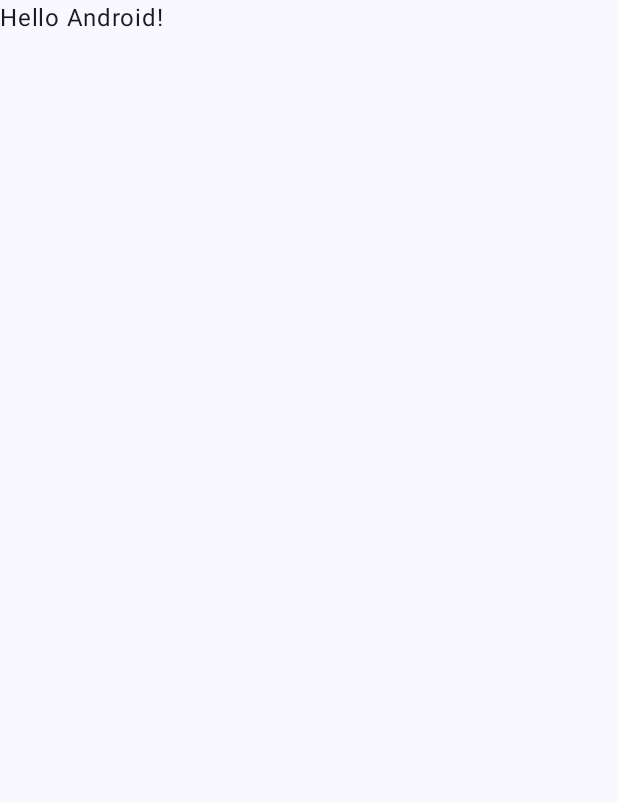
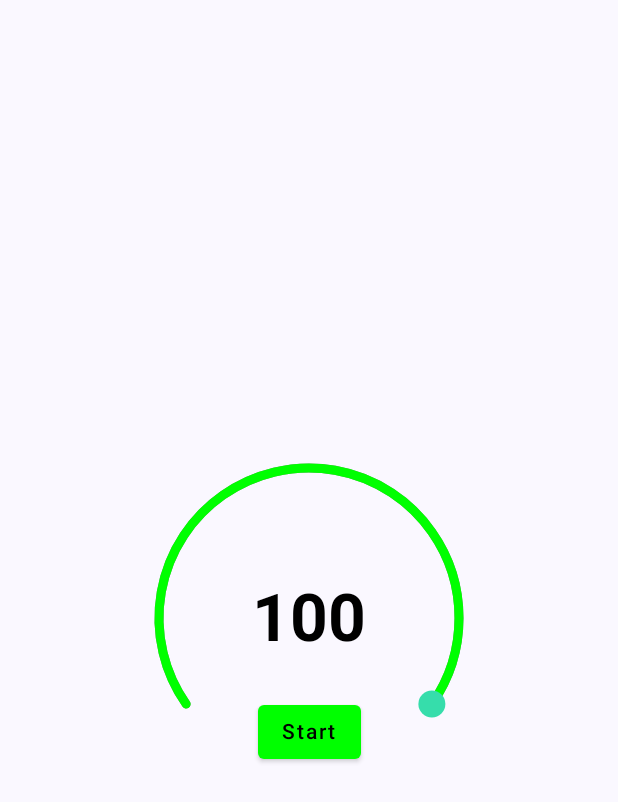
Before and after one commit to KaushalVasava/JetPackCompose_Basic, an Android app built with Jetpack Compose: the screen it shows after launch (MainActivity), on a phone screen of 412 x 824 dp. Before the commit the part shown is almost empty. Shown: the top 802 px of the screen. Run offline under Robolectric (Android 15) with nearby library versions, the phone set to English and light mode, and no system bars.

Commit message:
Add timer

```diff
--- a/app/build.gradle
+++ b/app/build.gradle
@@ -54,6 +54,7 @@
     implementation "androidx.compose.ui:ui:$compose_version"
     implementation "androidx.compose.ui:ui-tooling-preview:$compose_version"
     implementation 'androidx.compose.material3:material3:1.2.0-alpha03'
+    implementation 'androidx.compose.material:material:1.4.3'
     testImplementation 'junit:junit:4.13.2'
     androidTestImplementation 'androidx.test.ext:junit:1.1.5'
     androidTestImplementation 'androidx.test.espresso:espresso-core:3.5.1'
--- a/app/src/main/java/com/lahsuak/apps/jetpackcomposebasic/MainActivity.kt
+++ b/app/src/main/java/com/lahsuak/apps/jetpackcomposebasic/MainActivity.kt
@@ -3,14 +3,21 @@
 import android.os.Bundle
 import androidx.activity.ComponentActivity
 import androidx.activity.compose.setContent
+import androidx.compose.foundation.layout.Box
 import androidx.compose.foundation.layout.fillMaxSize
+import androidx.compose.foundation.layout.size
 import androidx.compose.material3.MaterialTheme
 import androidx.compose.material3.Surface
 import androidx.compose.material3.Text
 import androidx.compose.runtime.Composable
+import androidx.compose.ui.Alignment
 import androidx.compose.ui.Modifier
+import androidx.compose.ui.graphics.Color
 import androidx.compose.ui.tooling.preview.Preview
+import androidx.compose.ui.unit.dp
+import com.lahsuak.apps.jetpackcomposebasic.ui.screen.Timer
 import com.lahsuak.apps.jetpackcomposebasic.ui.theme.JetPackComposeBasicTheme
+import com.lahsuak.apps.jetpackcomposebasic.ui.theme.LightGreen2
 
 class MainActivity : ComponentActivity() {
     override fun onCreate(savedInstanceState: Bundle?) {
@@ -22,29 +29,34 @@
                     modifier = Modifier.fillMaxSize(),
                     color = MaterialTheme.colorScheme.background
                 ) {
-                    Greeting("Android")
+                    Box(contentAlignment = Alignment.Center) {
+                        Timer(
+                            100 * 1000L,
+                            LightGreen2,
+                            Color.Green,
+                            Color.Gray,
+                            modifier = Modifier.size(200.dp)
+                        )
+                    }
                 }
             }
         }
     }
 }
-/***
-Composable functions :
-A composable function is a regular function annotated with @Composable.
-This enables your function to call other @Composable functions within it.
-You can see how the Greeting function is marked as @Composable.
-This function will produce a piece of UI hierarchy displaying the given input,
-String. Text is a composable function provided by the library.
-***/
-@Composable
-fun Greeting(name: String) {
-    Text(text = "Hello $name!")
-}
+
 
 @Preview(showBackground = true)
 @Composable
 fun DefaultPreview() {
     JetPackComposeBasicTheme {
-        Greeting("Android")
+        Box(contentAlignment = Alignment.Center) {
+            Timer(
+                100 * 1000L,
+                LightGreen2,
+                Color.Green,
+                Color.Gray,
+                modifier = Modifier.size(200.dp)
+            )
+        }
     }
 }
--- /dev/null
+++ b/app/src/main/java/com/lahsuak/apps/jetpackcomposebasic/ui/screen/Timer.kt
@@ -0,0 +1,143 @@
+package com.lahsuak.apps.jetpackcomposebasic.ui.screen
+
+import androidx.compose.foundation.Canvas
+import androidx.compose.foundation.layout.Box
+import androidx.compose.material.Button
+import androidx.compose.material.ButtonDefaults
+import androidx.compose.material.Text
+import androidx.compose.runtime.Composable
+import androidx.compose.runtime.LaunchedEffect
+import androidx.compose.runtime.getValue
+import androidx.compose.runtime.mutableFloatStateOf
+import androidx.compose.runtime.mutableLongStateOf
+import androidx.compose.runtime.mutableStateOf
+import androidx.compose.runtime.remember
+import androidx.compose.runtime.saveable.rememberSaveable
+import androidx.compose.runtime.setValue
+import androidx.compose.ui.Alignment
+import androidx.compose.ui.Modifier
+import androidx.compose.ui.geometry.Offset
+import androidx.compose.ui.geometry.Size
+import androidx.compose.ui.graphics.Color
+import androidx.compose.ui.graphics.PointMode
+import androidx.compose.ui.graphics.StrokeCap
+import androidx.compose.ui.graphics.drawscope.Stroke
+import androidx.compose.ui.layout.onSizeChanged
+import androidx.compose.ui.text.font.FontWeight
+import androidx.compose.ui.unit.Dp
+import androidx.compose.ui.unit.IntSize
+import androidx.compose.ui.unit.dp
+import androidx.compose.ui.unit.sp
+import kotlinx.coroutines.delay
+import kotlin.math.PI
+import kotlin.math.cos
+import kotlin.math.sin
+
+@Composable
+fun Timer(
+    totalTime: Long,
+    handleColor: Color,
+    activeBarColor: Color,
+    inactiveBarColor: Color,
+    modifier: Modifier,
+    initialValue: Float = 1f,
+    strokeWidth: Dp = 6.dp,
+) {
+    var size by remember {
+        mutableStateOf(IntSize.Zero)
+    }
+
+    var value by remember {
+        mutableFloatStateOf(initialValue)
+    }
+
+    var currentTime by rememberSaveable {
+        mutableLongStateOf(totalTime)
+    }
+
+    var isTimerRunning by rememberSaveable {
+        mutableStateOf(false)
+    }
+
+    LaunchedEffect(key1 = currentTime, key2 = isTimerRunning) {
+        if (currentTime > 0 && isTimerRunning) {
+            delay(100L)
+            currentTime -= 100L
+            value = currentTime / totalTime.toFloat()
+        }
+    }
+
+    Box(contentAlignment = Alignment.Center,
+        modifier = modifier.onSizeChanged {
+            size = it
+        }
+    ) {
+        Canvas(modifier = modifier) {
+            drawArc(
+                color = inactiveBarColor,
+                startAngle = -215f,
+                sweepAngle = 250f,
+                useCenter = false,
+                size = Size(size.width.toFloat(), size.height.toFloat()),
+                style = Stroke(strokeWidth.toPx(), cap = StrokeCap.Round)
+            )
+            drawArc(
+                color = activeBarColor,
+                startAngle = -215f,
+                sweepAngle = 250f * value,
+                useCenter = false,
+                size = Size(size.width.toFloat(), size.height.toFloat()),
+                style = Stroke(strokeWidth.toPx(), cap = StrokeCap.Round)
+            )
+
+            val center = Offset(size.width.toFloat() / 2f, size.height.toFloat() / 2f)
+            val angle = (250f * value + 145f) * (PI / 180f).toFloat()
+            val r = size.width / 2f
+            val a = cos(angle) * r
+            val b = sin(angle) * r
+
+            drawPoints(
+                listOf(Offset(center.x + a, center.y + b)),
+                pointMode = PointMode.Points,
+                color = handleColor,
+                strokeWidth = (strokeWidth * 3f).toPx(),
+                cap = StrokeCap.Round
+            )
+        }
+        Text(
+            text = (currentTime / 1000L).toString(),
+            fontSize = 44.sp,
+            fontWeight = FontWeight.Bold
+        )
+
+        Button(
+            onClick = {
+                if (currentTime <= 0L) {
+                    currentTime = totalTime
+                    isTimerRunning = true
+                } else {
+                    isTimerRunning = !isTimerRunning
+                }
+            },
+            modifier = Modifier.align(Alignment.BottomCenter),
+            colors = ButtonDefaults.buttonColors(
+                backgroundColor = if (!isTimerRunning || currentTime <= 0L) {
+                    Color.Green
+                } else {
+                    Color.Red
+                }
+            )
+        ) {
+            Text(
+                text = if (isTimerRunning && currentTime >= 0L) {
+                    "Stop"
+                } else if (!isTimerRunning && currentTime >= 0L)
+                    "Start"
+                else {
+                    "Restart"
+                },
+                color = Color.Black
+            )
+        }
+    }
+}
--- a/app/src/main/java/com/lahsuak/apps/jetpackcomposebasic/ui/theme/Color.kt
+++ b/app/src/main/java/com/lahsuak/apps/jetpackcomposebasic/ui/theme/Color.kt
@@ -9,3 +9,7 @@
 val Purple40 = Color(0xFF6650a4)
 val PurpleGrey40 = Color(0xFF625b71)
 val Pink40 = Color(0xFF7D5260)
+
+
+val LightGreen1 = Color(0xff54e1b6)
+val LightGreen2 = Color(0xff36ddab)
```
